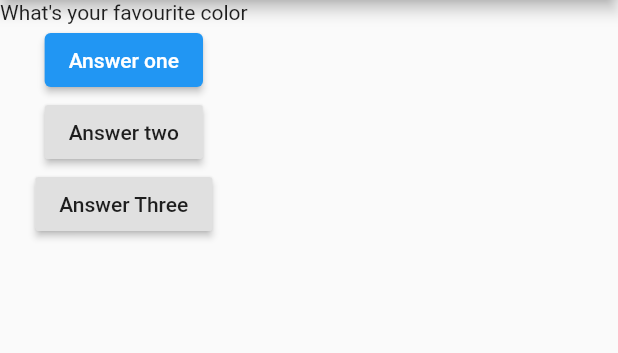
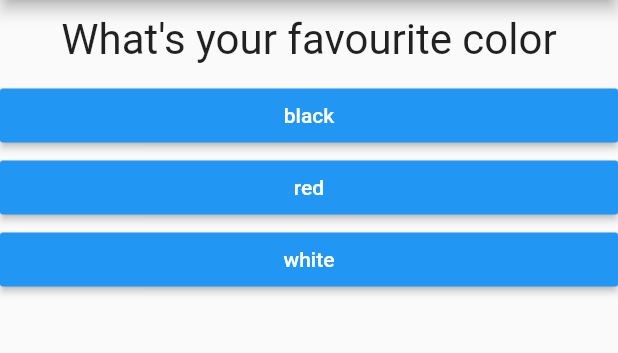
Before and after one commit to WilsonKinyua/flutter-quiz-app, a Flutter app: the screen it shows after launch, on a phone screen of 412 x 824 dp, the part 84-437 px from its top. Run offline on Flutter 3.47's test engine with Material 2 defaults, Android fonts, the phone set to English and light mode, and no system bars.

Commit message:
displaying list of answers depending to question

```diff
--- /dev/null
+++ b/lib/answer.dart
@@ -0,0 +1,19 @@
+import 'package:flutter/material.dart';
+
+class Answer extends StatelessWidget {
+  final Function selectHandler;
+  final String answerText;
+  Answer(this.selectHandler, this.answerText);
+  @override
+  Widget build(BuildContext context) {
+    return Container(
+      width: double.infinity,
+      child: RaisedButton(
+        color: Colors.blue,
+        textColor: Colors.white,
+        onPressed: selectHandler,
+        child: Text(answerText),
+      ),
+    );
+  }
+}
--- a/lib/main.dart
+++ b/lib/main.dart
@@ -1,21 +1,49 @@
 import 'package:flutter/material.dart';
+import './answer.dart';
+
+import './question.dart';
 
 void main() {
   runApp(MyApp());
 }
 
-class MyApp extends StatelessWidget {
-  int questionIndex = 0;
-  void answerQuestion() {
-    questionIndex = questionIndex + 1;
+// allowing data to be passed from the State Class
+class MyApp extends StatefulWidget {
+  @override
+  State<StatefulWidget> createState() {
+    return _MyAppState();
+  }
+}
+
+// State class being inheritated by statefulWidget
+class _MyAppState extends State<MyApp> {
+  final questions = const [
+    {
+      'questionText': 'What\'s your favourite color',
+      'answers': ['black', 'red', 'white'],
+    },
+    {
+      'questionText': 'What\'s your favourite animal',
+      'answers': ['cat', 'dog', 'house'],
+    },
+    {
+      'questionText': 'What\'s your favourite person',
+      'answers': ['Lisaer', 'Shii', 'Eliza'],
+    },
+  ];
+  var _questionIndex = 0;
+  void _answerQuestion() {
+    setState(() {
+      _questionIndex = _questionIndex + 1;
+    });
+    if (_questionIndex < questions.length) {
+      print('We have more questions');
+    }
+    print(_questionIndex);
   }
 
   @override
   Widget build(BuildContext context) {
-    var questions = [
-      'What\'s your favourite color',
-      'What\'s your favourite animal',
-    ];
     return MaterialApp(
       home: Scaffold(
         appBar: AppBar(
@@ -23,23 +51,13 @@ class MyApp extends StatelessWidget {
         ),
         body: Column(
           children: [
-            Text(
-              questions[questionIndex],
+            Question(
+              questions[_questionIndex]['questionText'],
             ),
-            ElevatedButton(
-              onPressed: answerQuestion,
-              child: Text('Answer one'),
-            ),
-            RaisedButton(
-              onPressed: () => print('hello answer two'),
-              child: Text('Answer two'),
-            ),
-            RaisedButton(
-              child: Text('Answer Three'),
-              onPressed: () {
-                print('answer three');
-              },
-            )
+            ...(questions[_questionIndex]['answers'] as List<String>)
+                .map((answer) {
+              return Answer(_answerQuestion, answer);
+            }).toList()
           ],
         ),
       ),
--- /dev/null
+++ b/lib/question.dart
@@ -0,0 +1,20 @@
+import 'dart:ui';
+
+import 'package:flutter/material.dart';
+
+class Question extends StatelessWidget {
+  final String questionText;
+  Question(this.questionText);
+  @override
+  Widget build(BuildContext context) {
+    return Container(
+      width: double.infinity,
+      margin: EdgeInsets.all(10),
+      child: Text(
+        questionText,
+        style: TextStyle(fontSize: 28.0),
+        textAlign: TextAlign.center,
+      ),
+    );
+  }
+}
```
